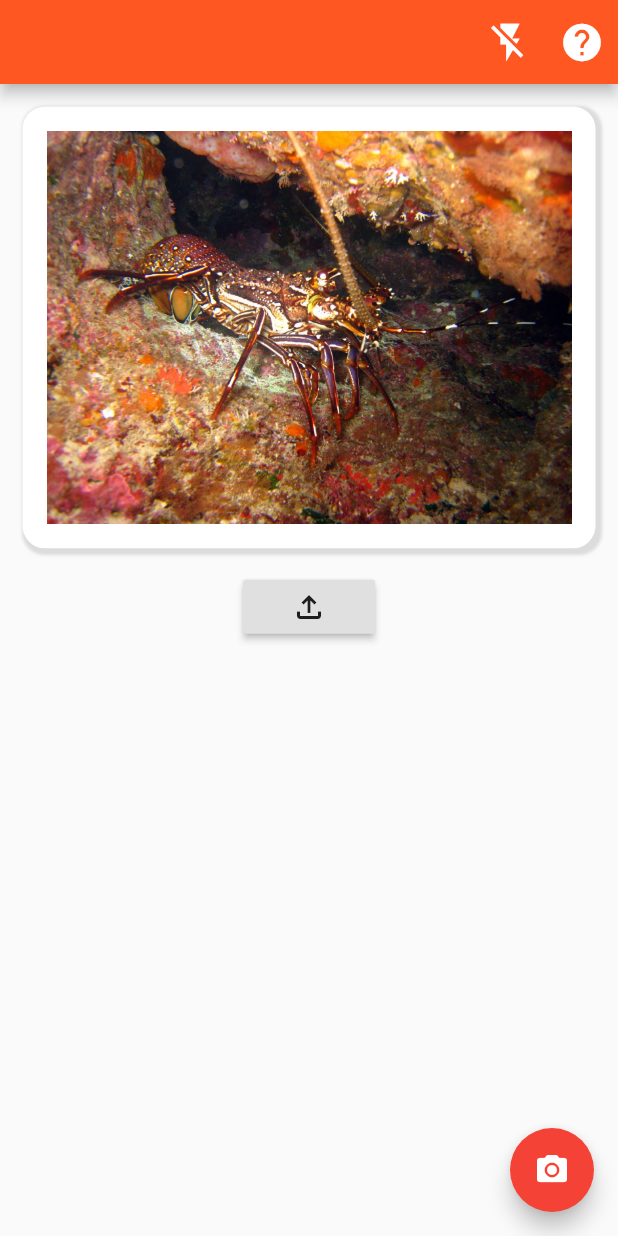
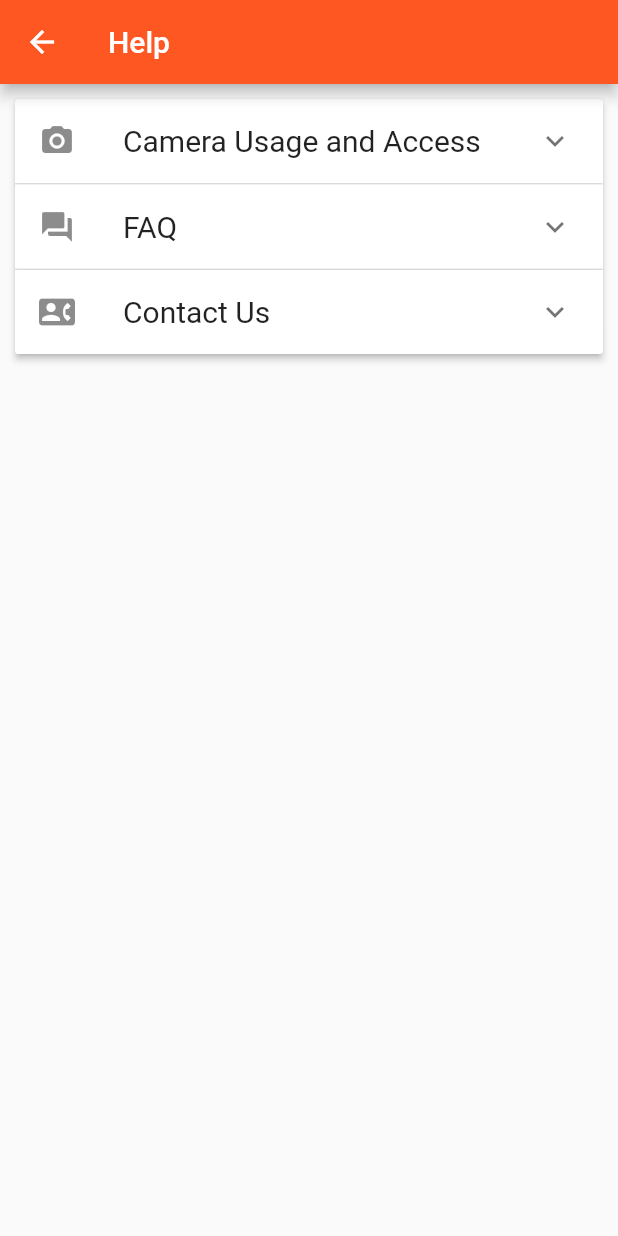
Before and after one commit to CSCIX691DAL/lobster-detection, a Flutter app: the MyHomePage screen opened directly, after a tap on the "help" icon, on a phone screen of 412 x 824 dp. Run offline on Flutter 3.47's test engine with Material 2 defaults, Android fonts, the light colour scheme and no system bars; our stand-ins replace camera, flutter_spinkit, google_fonts, image_picker; missing offline and left inert: tflite; project files that could hold a hidden picture were left out.

Commit message:
applied help page to according button on latest main branch

```diff
--- /dev/null
+++ b/flutter-application/lobster_detection/lib/HomePage/HelpPage.dart
@@ -0,0 +1,236 @@
+import 'package:flutter/material.dart';
+
+
+class HelpPage extends StatefulWidget {
+  HelpPageState createState() =>  HelpPageState();
+}
+class NewItem {
+  bool isExpanded;
+  final String header;
+  final Widget body;
+  final Icon iconpic;
+  NewItem(this.isExpanded, this.header, this.body, this.iconpic);
+}
+class HelpPageState extends State<HelpPage> {
+  // things needed for contact us fill-out form
+  String _name;
+  String _email;
+  String _message;
+
+  List<NewItem> items = <NewItem>[
+    NewItem(
+        false, // isExpanded ?
+        'Camera Usage and Access', // header
+        Padding(
+            padding: EdgeInsets.all(20.0),
+            child: Column(
+                children: <Widget>[
+                  Row(
+                    mainAxisAlignment: MainAxisAlignment.spaceAround,
+                    children: <Widget>[
+                      // ADD PADDING AROUND EACH ROW OF TXT
+
+                      // add photo grant access
+                      Image.asset('help_page_notification.png', height: 100.0, width: 130.0),
+                      Flexible(
+                          child: new Text('Press Ok to grant us access to your camera for detection',
+                              style: TextStyle(
+                                fontSize: 17.0,
+                              ))
+                      )
+                    ],
+                  ),
+                  Row(
+                    mainAxisAlignment: MainAxisAlignment.spaceAround,
+                    children: <Widget>[
+                      Image.asset('assets/intro_pg_lobster.png', height: 100.0),
+                      Flexible(
+                        child: new Text('Point your camera and aim your focus at the target lobster.',
+                            textAlign: TextAlign.right,
+                            style: TextStyle(
+                              fontSize: 17.0,
+                            )),
+                      ),
+                      /*
+                      Text('Point your camera and aim your focus at the target lobster.',
+                          textAlign: TextAlign.right,
+                          style: TextStyle(
+                            fontSize: 13.0,
+                          )),
+                       */
+                      // add photo grant access
+
+                    ],
+                  ),
+                  Row(
+                    mainAxisAlignment: MainAxisAlignment.spaceAround,
+                    children: <Widget>[
+                      // flash on photo
+                      Image.asset('flash_on.png', height: 80.0),
+                      Text('Flash on',
+                          style: TextStyle(
+                            fontSize: 17.0,
+                          )),
+                      // flash off photo
+                      Image.asset('flash_off.png', height: 80.0),
+                      Text('Flash Off',
+                          style: TextStyle(
+                            fontSize: 17.0,
+                          ))
+                    ],
+                  ),
+                  Row(
+                      mainAxisAlignment: MainAxisAlignment.spaceAround,
+                      children: <Widget>[
+                        Image.asset('flip_camera.png', height: 70.0),
+                        Text('Press to flip your camera',
+                            style: TextStyle(
+                              fontSize: 17.0,
+                            ))
+                      ]
+                  )
+                ]
+            )
+        ), // body
+        Icon(Icons.camera_alt) // iconPic
+    ),
+
+    NewItem(
+        false,
+        'FAQ',
+        Padding(
+            padding: EdgeInsets.all(20.0),
+            child: Column(
+                children: <Widget>[
+                  Column(
+                      mainAxisAlignment: MainAxisAlignment.spaceAround,
+                      children: <Widget>[
+                        Text('Q. Is my data saved?',
+                            style: TextStyle(
+                              fontSize: 17.0,
+                            )),
+                        Text('A. No. Lobsters you detected using our app will not be saved.',
+                            style: TextStyle(
+                              fontSize: 17.0,
+                            ))
+                      ]
+                  )
+                ]
+            )
+        ),
+        Icon(Icons.question_answer)
+    ),
+    NewItem(
+        false,
+        'Contact Us',
+        Padding(
+            padding: EdgeInsets.all(20.0),
+            child: Column(
+                children: <Widget>[
+                  Column(
+                    mainAxisAlignment: MainAxisAlignment.spaceAround,
+                    children: <Widget>[
+                      Text('If you have any questions about our app or would like to'
+                          ' give a feedback, fill out the form below and we will get back to you as soon as possible!'),
+
+                      // HOW TO CREATE PADDING IN BETWEEN THE TEXT FORMS
+
+                      TextFormField(
+                        decoration: InputDecoration(
+                          icon: Icon(Icons.person),
+                          hintText: "Enter your full name",
+                          labelText: 'Name',
+                          border: OutlineInputBorder(
+                            borderRadius: BorderRadius.circular(15.0),
+                          ),
+                        ),
+
+                      ),
+                      TextFormField(
+                        keyboardType: TextInputType.emailAddress,
+                        decoration: InputDecoration(
+                          icon: Icon(Icons.email),
+                          hintText: "Enter your email",
+                          labelText: "Email",
+                          border: OutlineInputBorder(
+                            borderRadius: BorderRadius.circular(15.0),
+                          ),
+                          // icon: ?
+                        ),
+                      ),
+                      TextFormField(
+                        keyboardType: TextInputType.multiline,
+                        maxLines: 5,
+                        decoration: InputDecoration(
+                          icon: Icon(Icons.messenger),
+                          hintText: "Please enter your message here",
+                          labelText: "Message", // HOW TO MAKE THIS TOP LEFT (RN IT'S AT MIDDLE LEFT)
+                          border: OutlineInputBorder(
+                            borderRadius: BorderRadius.circular(15.0),
+                          ),
+                          // icon: ?
+                        ),
+                      ),
+                      Padding(
+                          padding: const EdgeInsets.symmetric(vertical: 16.0),
+                          child: ElevatedButton(
+                            onPressed: () {
+                              // pop up "Submitted"
+                            },
+                            child: Text('Submit'),
+                          )
+                      )
+                    ],
+                  )
+                ]
+            )
+        ),
+        Icon(Icons.contact_phone)
+    )
+  ];
+  ListView List_Criteria;
+  Widget build(BuildContext context) {
+    List_Criteria = ListView(
+      children: [
+        Padding(
+          padding: EdgeInsets.all(10.0),
+          child: ExpansionPanelList(
+            expansionCallback: (int index, bool isExpanded) {
+              setState(() {
+                items[index].isExpanded = !items[index].isExpanded;
+              });
+            },
+            children: items.map((NewItem item) {
+              return ExpansionPanel(
+                headerBuilder: (BuildContext context, bool isExpanded) {
+                  return  ListTile(
+                      leading: item.iconpic,
+                      title:  Text(
+                        item.header,
+                        textAlign: TextAlign.left,
+                        style:  TextStyle(
+                          fontSize: 20.0,
+                          fontWeight: FontWeight.w400,
+                        ),
+                      )
+                  );
+                },
+                isExpanded: item.isExpanded,
+                body: item.body,
+              );
+            }).toList(),
+          ),
+        ),
+      ],
+    );
+    Scaffold scaffold =  Scaffold(
+      appBar:  AppBar(
+        backgroundColor: Colors.deepOrange,
+        title:  Text("Help"),
+        // how to move this to the left
+      ),
+      body: List_Criteria,
+    );
+    return scaffold;
+  }
+}
--- a/flutter-application/lobster_detection/lib/HomePage/HomePage.dart
+++ b/flutter-application/lobster_detection/lib/HomePage/HomePage.dart
@@ -5,6 +5,7 @@ import 'package:flutter/material.dart';
 import 'package:google_fonts/google_fonts.dart';
 import 'package:lobster_detection/HomePage/Camera/CameraScreen.dart';
 import 'package:image_picker/image_picker.dart';
+import 'package:lobster_detection/HomePage/HelpPage.dart';
 
 File _imageFile;
 
@@ -56,7 +57,12 @@ class _HomePageWidgetState extends State<MyHomePage> {
           ),
           IconButton(
             onPressed: () {
-              print('IconButton pressed ...');
+              Navigator.push(
+                context,
+                MaterialPageRoute(
+                  builder: (context) => HelpPage(),
+                ),
+              );
             },
             icon: Icon(
               Icons.help_sharp,
@@ -99,7 +105,7 @@ class _HomePageWidgetState extends State<MyHomePage> {
                 onPressed: (){
                   selectImage();
                 },
-                child: Icon(Icons.file_upload_outlined,),
+                child: Icon(Icons.file_upload,),
               ),
           ],
         ),
```
Also changed, not shown: flutter-application/lobster_detection/pubspec.lock.
